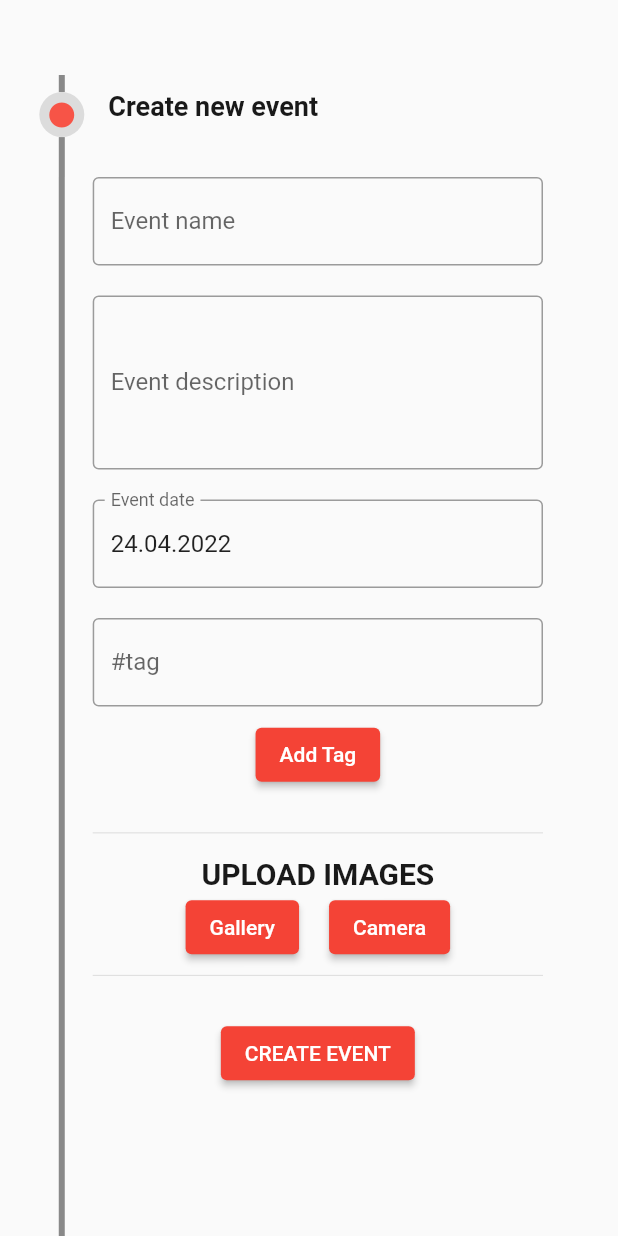
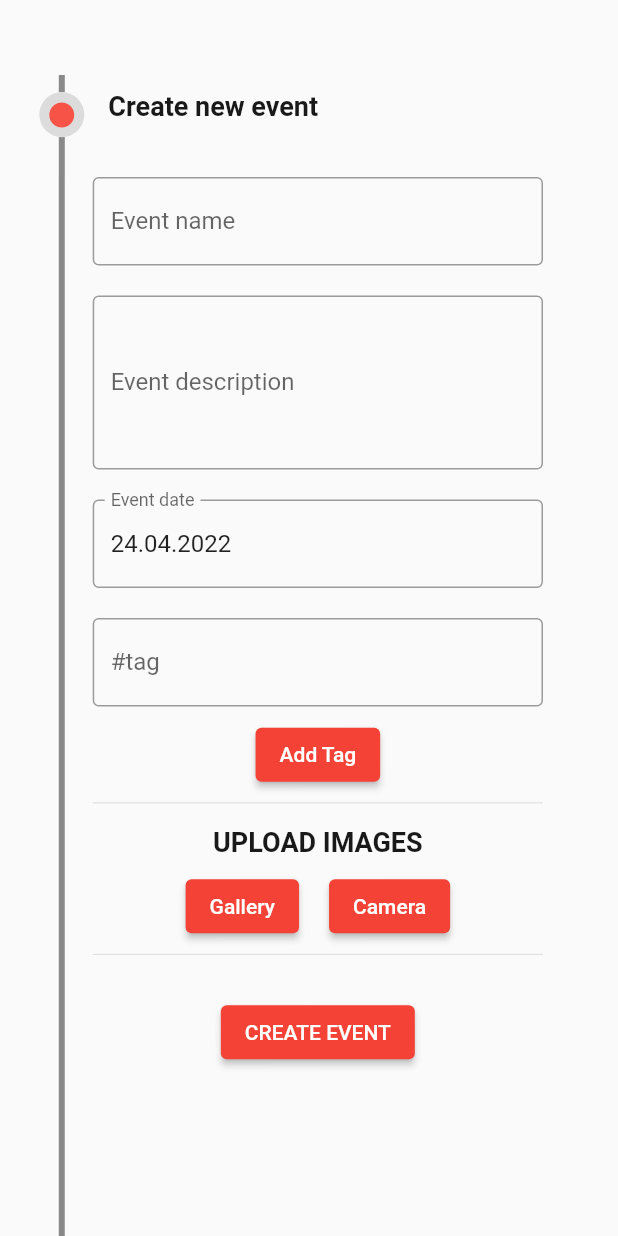
Before and after one commit to slavikmichal/Timelive, a Flutter app: the CreateEventScreen screen opened directly, on a phone screen of 412 x 824 dp. Run offline on Flutter 3.47's test engine with Material 2 defaults, Android fonts, the phone set to English and light mode, and no system bars; drawn by our look-alikes of timeline_tile; our stand-ins replace cloud_firestore, faker, firebase_core, firebase_storage, flutter_bloc, flutter_speed_dial and 5 more; missing offline and left inert: barcode_scan2; accounts and stored records are empty; Roboto replaces fonts that are missing (Ubuntu).

Commit message:
Fixed font on create new event

```diff
--- a/lib/create_event_screen.dart
+++ b/lib/create_event_screen.dart
@@ -62,7 +62,6 @@ class _CreateEventScreenState extends State<CreateEventScreen> {
                   _addDate(context),
                   const SizedBox(height: 20),
                   _addTags(context),
-                  const SizedBox(height: 20),
                   _uploadImages(),
                   const SizedBox(height: 20),
                   _saveEvent(context),
@@ -224,18 +223,18 @@ class _CreateEventScreenState extends State<CreateEventScreen> {
 
   Widget _uploadImages() {
     return Column(
-      crossAxisAlignment: CrossAxisAlignment.start,
+      crossAxisAlignment: CrossAxisAlignment.center,
       children: [
         const Divider(),
         Center(
           child: Padding(
-            padding: const EdgeInsets.only(top: 8.0),
+            padding: const EdgeInsets.all(8.0),
             child: Text(
               'Upload images'.toUpperCase(),
               textAlign: TextAlign.center,
               // overflow: TextOverflow,
               style: GoogleFonts.ubuntu(
-                fontSize: 20,
+                fontSize: 18,
                 color: ColorSchemer.textColor,
                 fontWeight: FontWeight.bold,
               ),
```
